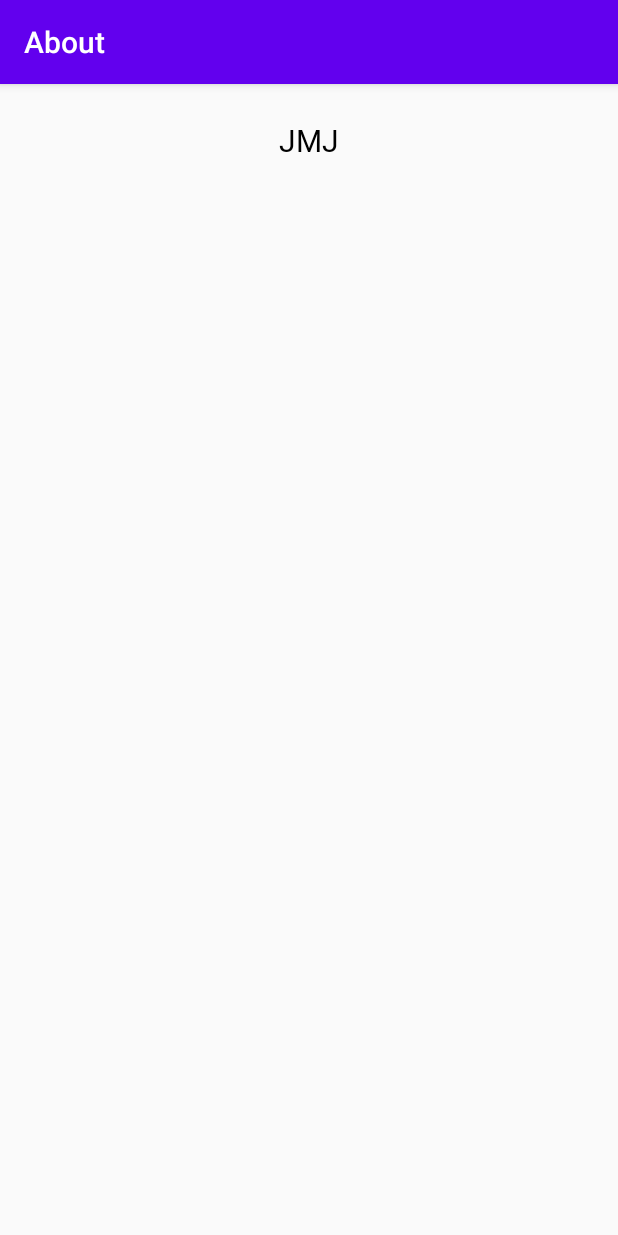
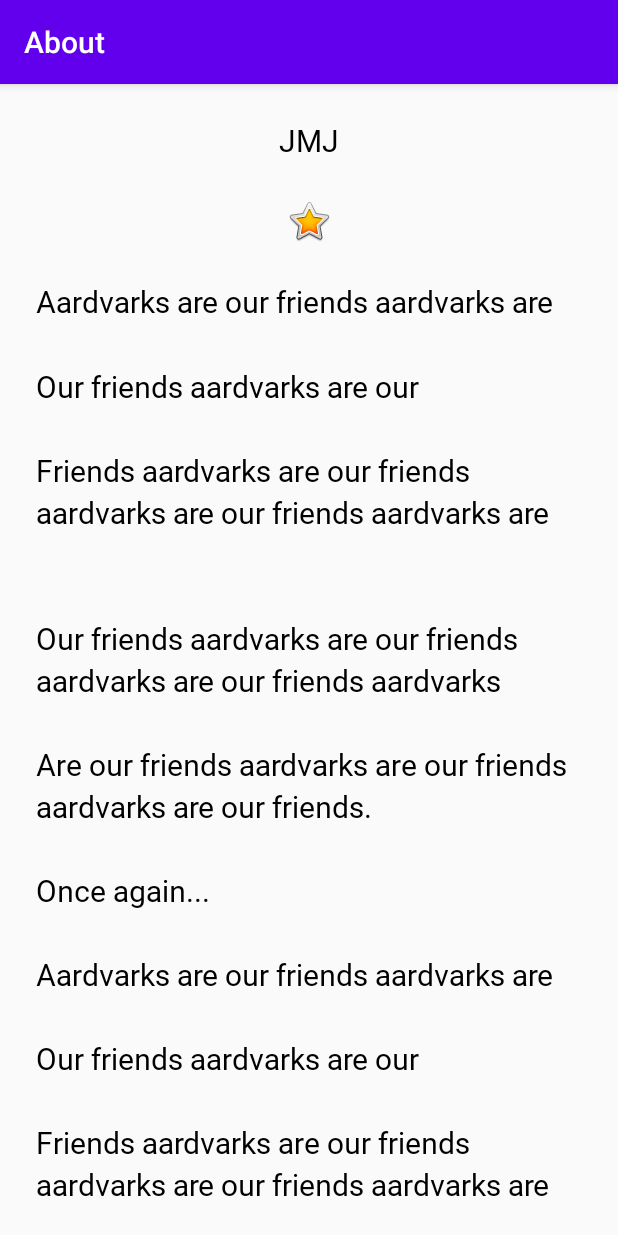
Before and after one commit to josephmjoy/learning, an Android app: the screen it shows after launch (MainActivity), on a phone screen of 412 x 824 dp. Run offline under Robolectric (Android 15) with nearby library versions, the phone set to English and light mode, and no system bars.

Commit message:
Added an image and scrolling text

```diff
--- a/Android/About/app/src/main/res/layout/activity_main.xml
+++ b/Android/About/app/src/main/res/layout/activity_main.xml
@@ -1,13 +1,39 @@
 <?xml version="1.0" encoding="utf-8"?>
 <LinearLayout xmlns:android="http://schemas.android.com/apk/res/android"
-    android:orientation="vertical" android:layout_width="match_parent"
-    android:layout_height="match_parent">
+    xmlns:app="http://schemas.android.com/apk/res-auto"
+    android:layout_width="match_parent"
+    android:layout_height="match_parent"
+    android:orientation="vertical"
+    android:paddingStart="@dimen/padding"
+    android:paddingEnd="@dimen/padding">
 
     <TextView
         android:id="@+id/name_text"
+        style="@style/NameStyle"
         android:layout_width="match_parent"
         android:layout_height="wrap_content"
         android:text="@string/name"
-        android:textAlignment="center"
-        style="@style/NameStyle" />
+        android:textAlignment="center" />
+
+    <ImageView
+        android:id="@+id/star_image"
+        android:layout_width="match_parent"
+        android:layout_height="wrap_content"
+        android:layout_marginTop="@dimen/layout_margin"
+        android:contentDescription="@string/yellow_star"
+        app:srcCompat="@android:drawable/btn_star_big_on" />
+
+    <ScrollView
+        android:id="@+id/bio_scroll"
+        android:layout_width="match_parent"
+        android:layout_height="match_parent">
+
+        <TextView
+            android:id="@+id/bio_text"
+            style="@style/NameStyle"
+            android:layout_width="match_parent"
+            android:layout_height="wrap_content"
+            android:lineSpacingMultiplier="1.2"
+            android:text="@string/bio_text" />
+    </ScrollView>
 </LinearLayout>
--- a/Android/About/app/src/main/res/values/dimens.xml
+++ b/Android/About/app/src/main/res/values/dimens.xml
@@ -3,4 +3,5 @@
     <dimen name="text_size">20sp</dimen>
     <dimen name="small_padding">8dp</dimen>
     <dimen name="layout_margin">16dp</dimen>
+    <dimen name="padding">16dp</dimen>
 </resources>
--- a/Android/About/app/src/main/res/values/strings.xml
+++ b/Android/About/app/src/main/res/values/strings.xml
@@ -1,4 +1,16 @@
 <resources>
     <string name="app_name">About</string>
     <string name="name">JMJ</string>
+    <string name="yellow_star">Yellow Star</string>
+    <string name="bio_text">Aardvarks are our friends aardvarks are
+    \n\nOur friends aardvarks are our
+    \n\nFriends aardvarks are our friends aardvarks are our friends aardvarks are
+    \n\n\nOur friends aardvarks are our friends aardvarks are our friends aardvarks
+    \n\nAre our friends aardvarks are our friends aardvarks are our friends.
+        \n\nOnce again...
+    \n\nAardvarks are our friends aardvarks are
+    \n\nOur friends aardvarks are our
+    \n\nFriends aardvarks are our friends aardvarks are our friends aardvarks are
+    \n\n\nOur friends aardvarks are our friends aardvarks are our friends aardvarks
+    \n\nAre our friends aardvarks are our friends aardvarks are our friends.</string>
 </resources>
```
